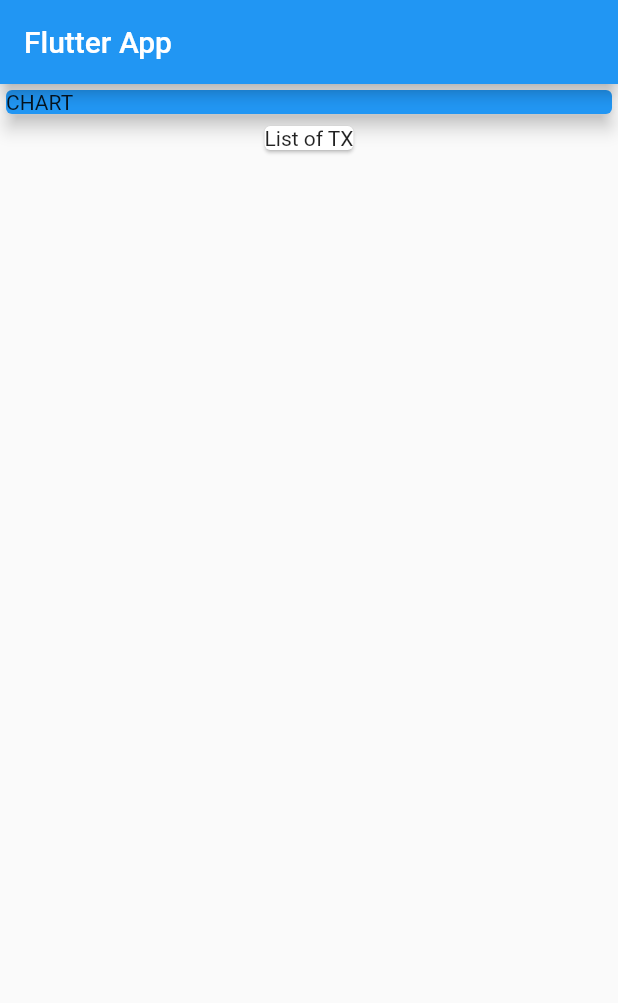
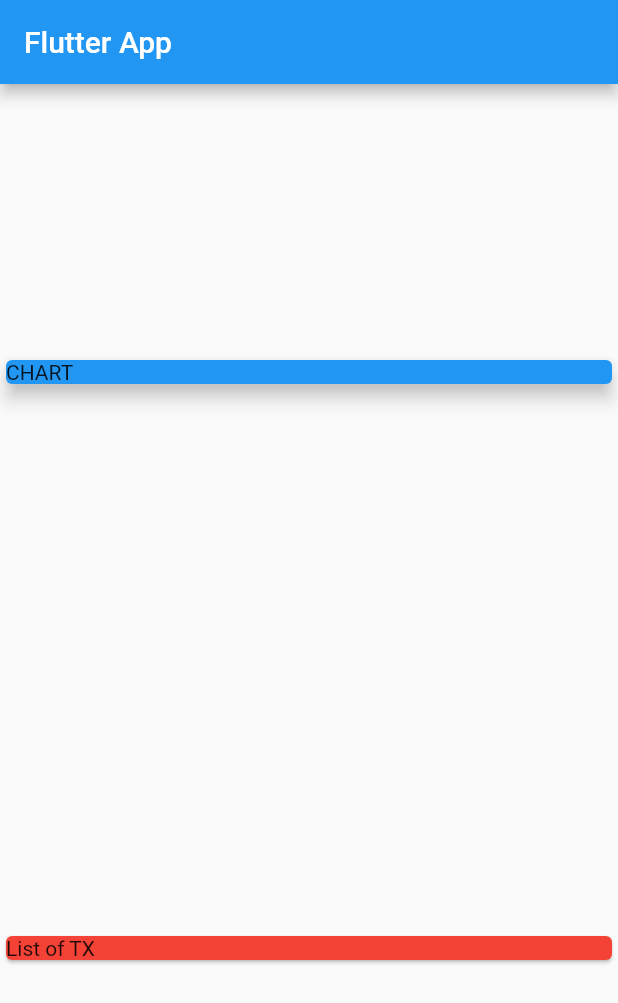
Before and after one commit to chayouwGurlz/ExpensePlanner, a Flutter app: the screen it shows after launch, on a phone screen of 412 x 824 dp. Shown: the top 1003 px of the screen. Run offline on Flutter 3.47's test engine with Material 2 defaults, Android fonts, the phone set to English and light mode, and no system bars.

Commit message:
- set mainAxis & crossAxis of column
+ transaction blueprint to save required variables
+ initialize list of transactions

```diff
--- a/lib/main.dart
+++ b/lib/main.dart
@@ -1,3 +1,4 @@
+import './transaction.dart';
 import 'package:flutter/material.dart';
 
 void main() => runApp(MyApp());
@@ -13,6 +14,20 @@ class MyApp extends StatelessWidget {
 }
 
 class MyHomePage extends StatelessWidget {
+  final List<Transaction> transactions = [
+    Transaction(
+      id: 't1',
+      title: 'New Shoes',
+      amount: 69.99,
+      date: DateTime.now(),
+    ),
+    Transaction(
+      id: 't2',
+      title: 'Weekly groceries',
+      amount: 16.53,
+      date: DateTime.now(),
+    ),
+  ];
   @override
   Widget build(BuildContext context) {
     return Scaffold(
@@ -20,6 +35,8 @@ class MyHomePage extends StatelessWidget {
         title: Text('Flutter App'),
       ),
       body: Column(
+        mainAxisAlignment: MainAxisAlignment.spaceAround,
+        crossAxisAlignment: CrossAxisAlignment.stretch,
         children: <Widget>[
           Card(
             color: Colors.blue,
@@ -30,6 +47,7 @@ class MyHomePage extends StatelessWidget {
             elevation: 5,
           ),
           Card(
+            color: Colors.red,
             child: Text('List of TX'),
           ),
         ]
--- /dev/null
+++ b/lib/transaction.dart
@@ -0,0 +1,15 @@
+import 'package:flutter/foundation.dart';
+
+class Transaction{
+  final String id;
+  final String title;
+  final double amount;
+  final DateTime date;
+
+  Transaction({
+    @required this.id,
+    @required this.title,
+    @required this.amount,
+    @required this.date,
+  });
+}
```
